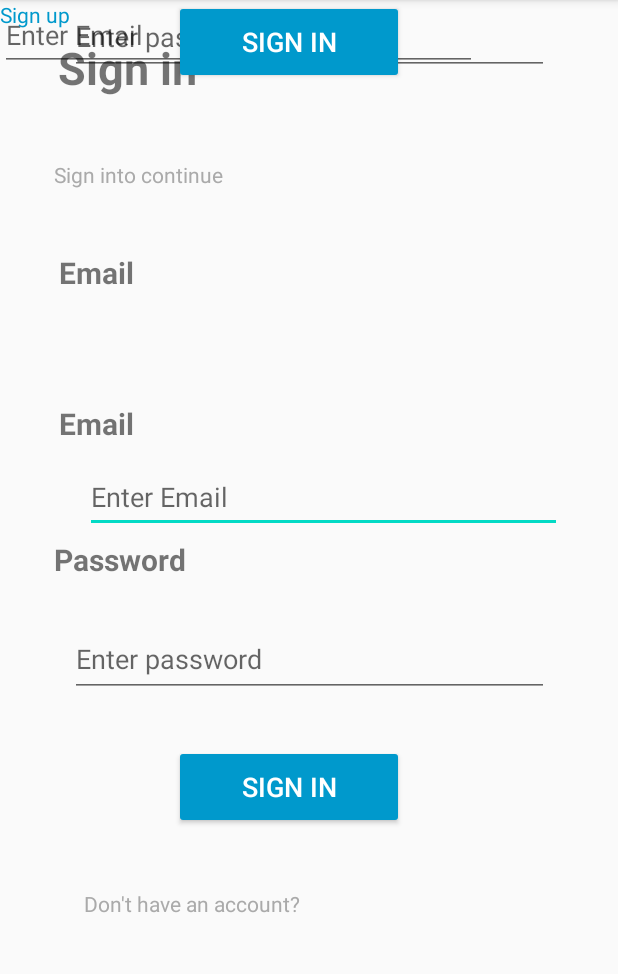
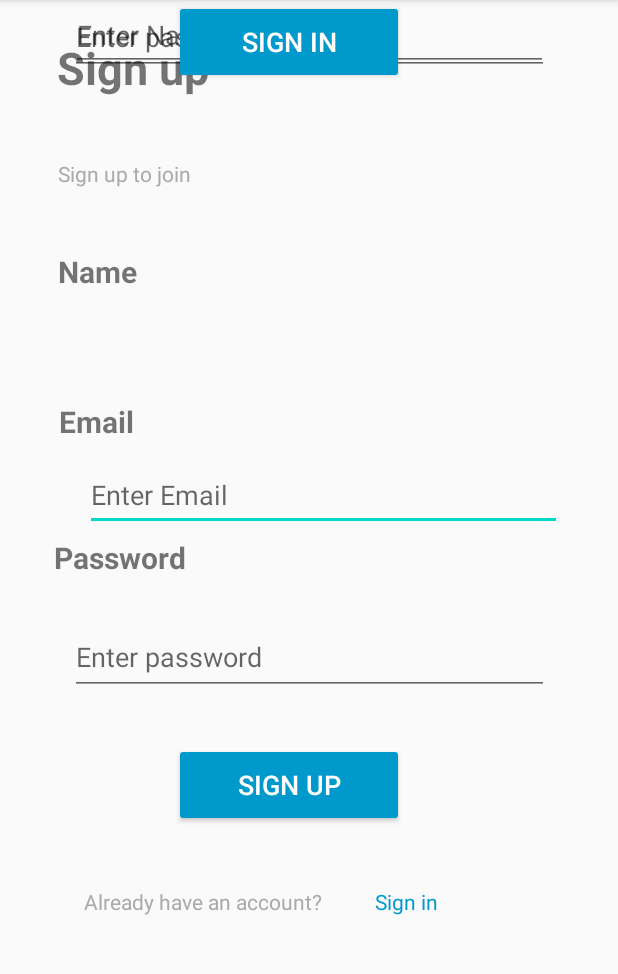
Before and after one commit to Tharun-code-bit/Kotlin-To-Do-App, an Android app: the SignUp screen opened directly, with no data from a screen before it, on a phone screen of 412 x 824 dp, the part 84-1058 px from its top. Run offline under Robolectric (Android 15) with nearby library versions, the phone set to English and light mode, and no system bars.

Commit message:
Edit UI text

```diff
--- a/app/src/main/res/layout/activity_sign_up.xml
+++ b/app/src/main/res/layout/activity_sign_up.xml
@@ -9,9 +9,9 @@
     <androidx.constraintlayout.widget.ConstraintLayout
         android:layout_width="match_parent"
         android:layout_height="match_parent"
-        tools:context=".SignIn"
-        tools:layout_editor_absoluteX="0dp"
-        tools:layout_editor_absoluteY="96dp">
+        tools:context=".SignUp"
+        tools:layout_editor_absoluteX="-58dp"
+        tools:layout_editor_absoluteY="-321dp">
 
         <EditText
             android:id="@+id/editTextTextEmailAddress4"
@@ -45,7 +45,7 @@
             android:layout_width="153dp"
             android:layout_height="56dp"
             android:backgroundTint="@android:color/holo_blue_dark"
-            android:text="Sign in"
+            android:text="Sign up"
             android:textColor="@android:color/background_light"
             android:textSize="18sp"
             app:layout_constraintBottom_toTopOf="@+id/textView62"
@@ -59,7 +59,7 @@
             android:id="@+id/textView22"
             android:layout_width="wrap_content"
             android:layout_height="wrap_content"
-            android:text="Sign in"
+            android:text="Sign up"
             android:textSize="30sp"
             android:textStyle="bold"
             app:layout_constraintBottom_toTopOf="@+id/textView32"
@@ -74,7 +74,7 @@
             android:layout_width="wrap_content"
             android:layout_height="wrap_content"
             android:layout_marginBottom="32dp"
-            android:text="Sign into continue"
+            android:text="Sign up to join"
             android:textColor="@android:color/darker_gray"
             app:layout_constraintBottom_toTopOf="@+id/textView42"
             app:layout_constraintEnd_toEndOf="parent"
@@ -88,12 +88,15 @@
             android:layout_width="wrap_content"
             android:layout_height="wrap_content"
             android:layout_marginStart="56dp"
-            android:text="Don't have an account?"
+            android:layout_marginEnd="8dp"
+            android:text="Already have an account?"
             android:textColor="@android:color/darker_gray"
             app:layout_constraintBottom_toBottomOf="parent"
+            app:layout_constraintEnd_toStartOf="@+id/sign_up_textView3"
+            app:layout_constraintHorizontal_bias="0.0"
             app:layout_constraintStart_toStartOf="parent"
             app:layout_constraintTop_toTopOf="parent"
-            app:layout_constraintVertical_bias="0.792" />
+            app:layout_constraintVertical_bias="0.79" />
 
         <TextView
             android:id="@+id/textView42"
@@ -113,7 +116,7 @@
             android:id="@+id/textView16"
             android:layout_width="wrap_content"
             android:layout_height="wrap_content"
-            android:text="Email"
+            android:text="Name"
             android:textSize="20sp"
             android:textStyle="bold"
             app:layout_constraintBottom_toTopOf="@+id/editTextTextEmailAddress4"
@@ -143,19 +146,23 @@
             android:layout_width="318dp"
             android:layout_height="47dp"
             android:ems="10"
-            android:hint="Enter Email"
+            android:hint="Enter Name"
             android:inputType="textEmailAddress"
-            tools:layout_editor_absoluteX="47dp"
+            app:layout_constraintEnd_toEndOf="parent"
+            app:layout_constraintStart_toStartOf="parent"
             tools:layout_editor_absoluteY="199dp" />
 
         <TextView
             android:id="@+id/sign_up_textView3"
             android:layout_width="wrap_content"
             android:layout_height="wrap_content"
-            android:text="Sign up"
+            android:layout_marginEnd="120dp"
+            android:text="Sign in"
             android:textColor="@android:color/holo_blue_dark"
-            tools:layout_editor_absoluteX="255dp"
-            tools:layout_editor_absoluteY="564dp" />
+            app:layout_constraintBottom_toBottomOf="parent"
+            app:layout_constraintEnd_toEndOf="parent"
+            app:layout_constraintTop_toTopOf="parent"
+            app:layout_constraintVertical_bias="0.79" />
 
     </androidx.constraintlayout.widget.ConstraintLayout>
 
```
